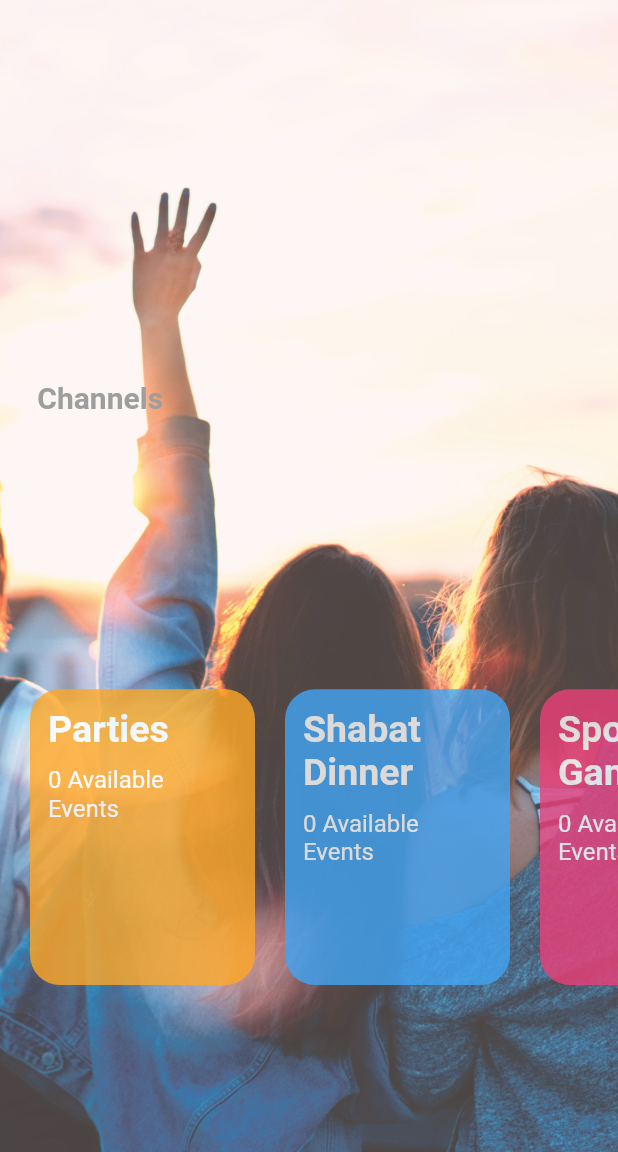
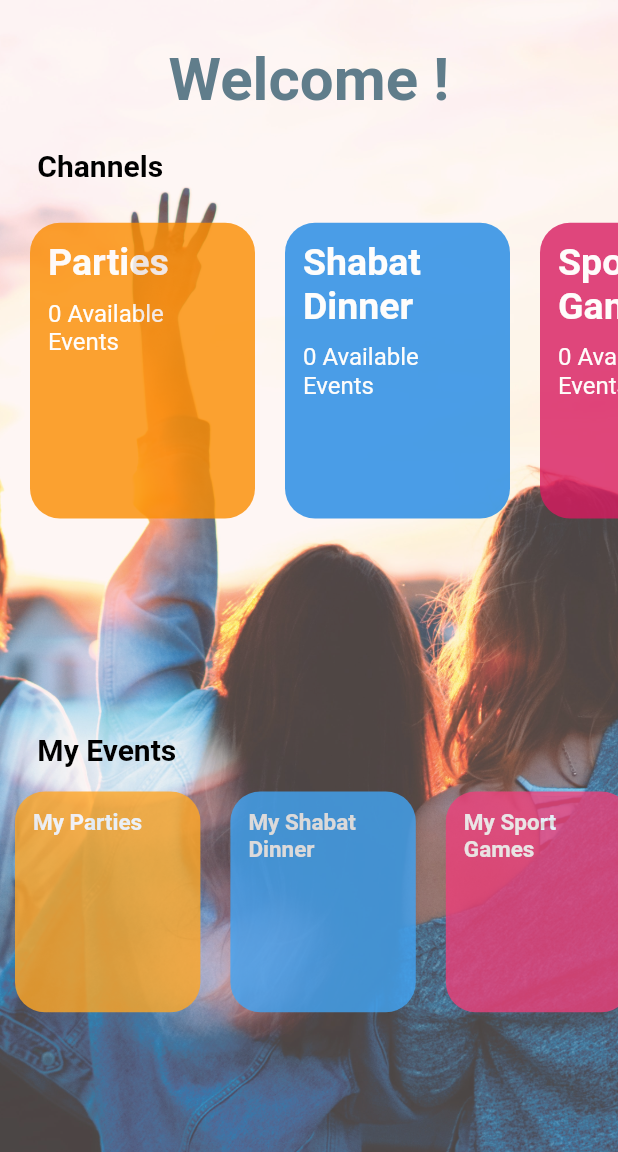
Before and after one commit to yakirza12/BGU-HACK, a Flutter app: the screen it shows once a user with an empty profile is signed in, on a phone screen of 412 x 824 dp, the part 84-1236 px from its top. Run offline on Flutter 3.47's test engine with Material 2 defaults, Android fonts, the phone set to English and light mode, and no system bars; our stand-ins replace cloud_firestore, datetime_picker_formfield, firebase_auth; accounts and stored records are empty; Roboto replaces fonts that are missing (CaviarDreams).

Commit message:
Added user events visibility

```diff
--- a/soci_meet/lib/screens/home/home.dart
+++ b/soci_meet/lib/screens/home/home.dart
@@ -3,6 +3,7 @@
 import 'package:socimeet/constants.dart';
 import 'package:socimeet/models/user.dart';
 import 'package:socimeet/screens/events/Event.dart';
+import 'package:socimeet/screens/events/myEventsWidget.dart';
 import 'package:socimeet/services/auth.dart';
 import 'package:socimeet/screens/home/HomeManagment.dart';
 import 'package:flutter/material.dart';
@@ -38,9 +39,6 @@ class _HomeState extends State<Home> {
 
   final AuthService _auth = AuthService();
 
-  /// userEventList contains the events which the user is currently subscribed to
-  static List<Event> userEventsList = [];
-
   /// uList is a map. key = channelName, value = list of subscribed users
   static Map<String, User> ulist = {};
 
@@ -53,27 +51,8 @@ class _HomeState extends State<Home> {
       Channel(channelName: "Sport Games", users: ulist, events: userEventsList);
   static List<Channel> arrayChannels = [parties, shabatDinner, sport];
 
-  /// _buildEventsList is used to get the events from firebase
-  ///
-  ///  Here userEventsList will be filled accordingly
-  void _buildEventsList(BuildContext context, List<DocumentSnapshot> snapshot,
-      User user, String channelName) {
-    userEventsList.addAll(snapshot.map((data) {
-      final Event event = Event.fromSnapshot(data);
-      print("this is event " + event.toString());
-      return event;
-    }).toList());
-    print("\n\n\nThis is the userEvent list len\n" +
-        userEventsList.length.toString());
-    for (int i = 0; i < userEventsList.length; i++) {
-      if (user.userEventsIdMap[channelName] != null &&
-          !user.userEventsIdMap[channelName]
-              .contains(userEventsList[i].eventId)) {
-        userEventsList.remove(userEventsList[i]);
-        i--;
-      }
-    }
-  }
+  /// userEventList contains the events which the user is currently subscribed to
+  static List<Event> userEventsList = [];
 
   @override
   Widget build(BuildContext context) {
@@ -110,7 +89,8 @@ class _HomeState extends State<Home> {
                       label: Text("Out")),
                 ],
               ),
-              body: Container(
+              body:
+              Container(
                 height: size.height,
                 decoration: BoxDecoration(
                   color: Color(0xFFFFCCBF),
@@ -126,13 +106,24 @@ class _HomeState extends State<Home> {
                   crossAxisAlignment: CrossAxisAlignment.stretch,
                   children: <Widget>[
                     SizedBox(
+                      height: 20,
+                    ),
+                    Text(
+                      "Welcome "+ _user.first_name+"!",
+                      textAlign: TextAlign.center,
+                      style: TextStyle(
+                          color: Colors.blueGrey,
+                          fontWeight: FontWeight.bold,
+                          fontSize: 40),
+                    ),
+                    SizedBox(
                       height: 10,
                     ),
                     Text(
                       "     Channels",
                       textAlign: TextAlign.left,
                       style: TextStyle(
-                          color: Colors.grey,
+                          color: Colors.black,
                           fontWeight: FontWeight.bold,
                           fontSize: 20),
                     ),
@@ -148,105 +139,34 @@ class _HomeState extends State<Home> {
                         width: size.width,
                         alignment: Alignment.topCenter,
                         height: channelHeight,
-                        child: CategoriesScroller(_user, arrayChannels),
+                        child: ChannelsCategoriesScroller(_user, arrayChannels),
                       ),
                     ),
-                      /// Here the userEventsList will be printed as a card to the screen
-                      // TODO needs to be deleted and modified so we won't need to hardcode the channels name and so we won't need to use an expended widget per channel),
-                    // Expanded(
-                    //   child: StreamBuilder<QuerySnapshot>(
-                    //       stream: Firestore.instance
-                    //           .collection('Channels')
-                    //           .document('Parties')
-                    //           .collection('Events')
-                    //           .snapshots(),
-                    //       builder: (context, snapshot) {
-                    //         if (!snapshot.hasData)
-                    //           return LinearProgressIndicator();
-                    //         else {
-                    //           print(
-                    //               "\n\n\nI AM UPDATING THE USER EVENT LIST\n\n\n");
-                    //           _buildEventsList(context, snapshot.data.documents,
-                    //               _user, 'Parties');
-                    //           return ListView.builder(
-                    //               controller: controller,
-                    //               itemCount: userEventsList.length,
-                    //               padding: EdgeInsets.only(top: 0, bottom: 0),
-                    //               physics: BouncingScrollPhysics(),
-                    //               itemBuilder: (context, index) {
-                    //                 double scale = 1.0;
-                    //                 if (topContainer > 0.5) {
-                    //                   scale = index + 0.5 - topContainer;
-                    //                   if (scale < 0) {
-                    //                     scale = 0;
-                    //                   } else if (scale > 1) {
-                    //                     scale = 1;
-                    //                   }
-                    //                 }
-                    //                 return Opacity(
-                    //                     opacity: scale,
-                    //                     child: Transform(
-                    //                       transform: Matrix4.identity()
-                    //                         ..scale(scale, scale),
-                    //                       alignment: Alignment.bottomCenter,
-                    //                       child: Align(
-                    //                         heightFactor: 0.7,
-                    //                         alignment: Alignment.topCenter,
-                    //                         child: ChannelState().cardTemplate(
-                    //                             userEventsList[index]),
-                    //                       ),
-                    //                     ));
-                    //               });
-                    //         }
-                    //       }),
-                    // ),
-                    // Expanded(
-                    //   child: StreamBuilder<QuerySnapshot>(
-                    //       stream: Firestore.instance
-                    //           .collection('Channels')
-                    //           .document('Sport Games')
-                    //           .collection('Events')
-                    //           .snapshots(),
-                    //       builder: (context, snapshot) {
-                    //         if (!snapshot.hasData)
-                    //           return LinearProgressIndicator();
-                    //         else {
-                    //           print(
-                    //               "\n\n\nI AM UPDATING THE USER EVENT LIST\n\n\n");
-                    //           _buildEventsList(context, snapshot.data.documents,
-                    //               _user, 'Shabat Dinner');
-                    //           return ListView.builder(
-                    //               controller: controller,
-                    //               itemCount: userEventsList.length,
-                    //               padding: EdgeInsets.only(top: 0, bottom: 0),
-                    //               physics: BouncingScrollPhysics(),
-                    //               itemBuilder: (context, index) {
-                    //                 double scale = 1.0;
-                    //                 if (topContainer > 0.5) {
-                    //                   scale = index + 0.5 - topContainer;
-                    //                   if (scale < 0) {
-                    //                     scale = 0;
-                    //                   } else if (scale > 1) {
-                    //                     scale = 1;
-                    //                   }
-                    //                 }
-                    //                 return Opacity(
-                    //                     opacity: scale,
-                    //                     child: Transform(
-                    //                       transform: Matrix4.identity()
-                    //                         ..scale(scale, scale),
-                    //                       alignment: Alignment.bottomCenter,
-                    //                       child: Align(
-                    //                         heightFactor: 0.7,
-                    //                         alignment: Alignment.topCenter,
-                    //                         child: ChannelState().cardTemplate(
-                    //                             userEventsList[index]),
-                    //                       ),
-                    //                     ));
-                    //               });
-                    //         }
-                    //       }),
-                    // ),
+                    SizedBox(
+                      height: 100,
+                    ),
+                    Text(
+                      "     My Events",
+                      textAlign: TextAlign.left,
+                      style: TextStyle(
+                          color: Colors.black,
+                          fontWeight: FontWeight.bold,
+                          fontSize: 20),
+                    ),
+                    Flexible(
+                      child:AnimatedOpacity(
+                        duration: const Duration(milliseconds: 200),
+                        opacity: 0.8,
+                        child: AnimatedContainer(
+                          duration: const Duration(milliseconds: 200),
+                          width: size.width,
+                          alignment: Alignment.topCenter,
+                          height: channelHeight,
+                          child: UserEventsCategoriesScroller(_user, arrayChannels),
+                        ),
+                      ),
+                        flex: 5
+                    )
                   ],
                 ),
               ),
@@ -260,11 +180,11 @@ class _HomeState extends State<Home> {
 ///
 /// login_user holds our current user
 /// arrayChannels holds all of our existing channels
-class CategoriesScroller extends StatelessWidget {
+class ChannelsCategoriesScroller extends StatelessWidget {
   final User login_user;
   final List<Channel> arrayChannels;
 
-  const CategoriesScroller(this.login_user,this.arrayChannels);
+  const ChannelsCategoriesScroller(this.login_user, this.arrayChannels);
 
   @override
   Widget build(BuildContext context) {
@@ -286,7 +206,9 @@ class CategoriesScroller extends StatelessWidget {
                         context,
                         MaterialPageRoute(
                             builder: (context) =>
-                                ChannelWidget(login_user, arrayChannels[0]))) /// Creates our channel Widget
+                                ChannelWidget(login_user, arrayChannels[0])))
+
+                    /// Creates our channel Widget
                     // TODO need to change it so we won't hardcode the index of the arrayChannels
                   },
                   child: Container(
@@ -294,7 +216,7 @@ class CategoriesScroller extends StatelessWidget {
                     margin: EdgeInsets.only(right: 20),
                     height: categoryHeight,
                     decoration: BoxDecoration(
-                        color: Colors.orange.shade400,
+                        color: Colors.orange[600],
                         borderRadius: BorderRadius.all(Radius.circular(20.0))),
                     child: Padding(
                       padding: const EdgeInsets.all(12.0),
@@ -313,7 +235,8 @@ class CategoriesScroller extends StatelessWidget {
                           ),
                           Text(
                             arrayChannels[0].events.length.toString() +
-                                " Available Events", // TODO add counter to count existing events in this channel
+                                " Available Events",
+                            // TODO add counter to count existing events in this channel
                             style: TextStyle(fontSize: 16, color: Colors.white),
                           ),
                         ],
@@ -335,7 +258,7 @@ class CategoriesScroller extends StatelessWidget {
                     margin: EdgeInsets.only(right: 20),
                     height: categoryHeight,
                     decoration: BoxDecoration(
-                        color: Colors.blue.shade400,
+                        color: Colors.blue.shade600,
                         borderRadius: BorderRadius.all(Radius.circular(20.0))),
                     child: Container(
                       child: Padding(
@@ -355,7 +278,8 @@ class CategoriesScroller extends StatelessWidget {
                             ),
                             Text(
                               arrayChannels[1].events.length.toString() +
-                                  " Available Events", //TODO add counter to count existing events in channel
+                                  " Available Events",
+                              //TODO add counter to count existing events in channel
                               style:
                                   TextStyle(fontSize: 16, color: Colors.white),
                             ),
@@ -373,14 +297,13 @@ class CategoriesScroller extends StatelessWidget {
                             builder: (context) =>
                                 ChannelWidget(login_user, arrayChannels[2])))
                     // TODO need to change it so we won't hardcode the index of the arrayChannels
-
                   },
                   child: Container(
                     width: 150,
                     margin: EdgeInsets.only(right: 20),
                     height: categoryHeight,
                     decoration: BoxDecoration(
-                        color: Colors.pink.shade400,
+                        color: Colors.pink.shade600,
                         borderRadius: BorderRadius.all(Radius.circular(20.0))),
                     child: Padding(
                       padding: const EdgeInsets.all(12.0),
@@ -399,7 +322,8 @@ class CategoriesScroller extends StatelessWidget {
                           ),
                           Text(
                             arrayChannels[2].events.length.toString() +
-                                " Available Events", //TODO add counter to count existing events in channel
+                                " Available Events",
+                            //TODO add counter to count existing events in channel
                             style: TextStyle(fontSize: 16, color: Colors.white),
                           ),
                         ],
@@ -413,3 +337,189 @@ class CategoriesScroller extends StatelessWidget {
         ));
   }
 }
+
+/// CategoriesScroller to choose from which channel we will display the events on the home screen
+class UserEventsCategoriesScroller extends StatelessWidget {
+  final User login_user;
+  final List<Channel> arrayChannels;
+  ScrollController controller = ScrollController();
+  bool closeTopContainer = false;
+  double topContainer = 0;
+
+  /// userEventList contains the events which the user is currently subscribed to
+  static List<Event> userEventsList = [];
+
+  UserEventsCategoriesScroller(this.login_user, this.arrayChannels);
+
+  @override
+  Widget build(BuildContext context) {
+    final double categoryHeight =
+        MediaQuery.of(context).size.height * 0.30 ;
+    final double categoryWidth = MediaQuery.of(context).size.width * 0.30 ;
+    return SingleChildScrollView(
+        physics: BouncingScrollPhysics(),
+        scrollDirection: Axis.horizontal,
+        child: Container(
+          margin: const EdgeInsets.symmetric(vertical: 10, horizontal: 10),
+          child: FittedBox(
+            fit: BoxFit.fill,
+            alignment: Alignment.topCenter,
+            child: Row(
+              children: <Widget>[
+                GestureDetector(
+                    onTap: () => {
+                          Navigator.push(
+                              context,
+                              MaterialPageRoute(
+                                  builder: (context) => myEventsWidget(
+                                      login_user, arrayChannels[0]))
+
+                              /// Creates the events card which our user subscribes to
+                              // TODO need to change it so we won't hardcode the index of the arrayChannels
+                              )
+                        },
+                    child: Container(
+                      width: categoryWidth,
+                      margin: EdgeInsets.only(right: 20),
+                      height: categoryHeight-100,
+                      decoration: BoxDecoration(
+                          color: Colors.orange[400],
+                          borderRadius:
+                              BorderRadius.all(Radius.circular(20.0))),
+                      child: Padding(
+                        padding: const EdgeInsets.all(12.0),
+                        child: Column(
+                          crossAxisAlignment: CrossAxisAlignment.start,
+                          children: <Widget>[
+                            Text(
+                              ///Box name
+                              "My "+arrayChannels[0].channelName,
+                              style: TextStyle(
+                                  fontSize: 15,
+                                  color: Colors.white,
+                                  fontWeight: FontWeight.bold),
+                            ),
+                          ],
+                        ),
+                      ),
+                    )),
+                GestureDetector(
+                    onTap: () => {
+                    Navigator.push(
+                    context,
+                    MaterialPageRoute(
+                    builder: (context) => myEventsWidget(
+                        login_user, arrayChannels[1])))
+                          // TODO need to change it so we won't hardcode the index of the arrayChannels
+                        },
+                    child: Container(
+                      width: categoryWidth,
+                      margin: EdgeInsets.only(right: 20),
+                      height: categoryHeight - 100,
+                      decoration: BoxDecoration(
+                          color: Colors.blue.shade400,
+                          borderRadius:
+                              BorderRadius.all(Radius.circular(20.0))),
+                      child: Padding(
+                        padding: const EdgeInsets.all(12.0),
+                        child: Column(
+                          crossAxisAlignment: CrossAxisAlignment.start,
+                          children: <Widget>[
+                            Text(
+                              ///Box name
+                              "My "+arrayChannels[1].channelName,
+                              style: TextStyle(
+                                  fontSize: 15,
+                                  color: Colors.white,
+                                  fontWeight: FontWeight.bold),
+                            ),
+                          ],
+                        ),
+                      ),
+                    )),
+                GestureDetector(
+                    onTap: () => {
+                      Navigator.push(
+                          context,
+                          MaterialPageRoute(
+                              builder: (context) => myEventsWidget(
+                                  login_user, arrayChannels[2])))
+                          // TODO need to change it so we won't hardcode the index of the arrayChannels
+                        },
+                    child: Container(
+                      width: categoryWidth,
+                      margin: EdgeInsets.only(right: 20),
+                      height: categoryHeight-100,
+                      decoration: BoxDecoration(
+                          color: Colors.pink.shade400,
+                          borderRadius:
+                              BorderRadius.all(Radius.circular(20.0))),
+                      child: Padding(
+                        padding: const EdgeInsets.all(12.0),
+                        child: Column(
+                          crossAxisAlignment: CrossAxisAlignment.start,
+                          children: <Widget>[
+                            Text(
+                              ///Box name
+                              "My "+arrayChannels[2].channelName,
+                              style: TextStyle(
+                                  fontSize: 15,
+                                  color: Colors.white,
+                                  fontWeight: FontWeight.bold),
+                            ),
+                          ],
+                        ),
+                      ),
+                    )),
+              ],
+            ),
+          ),
+        ));
+  }
+
+//   /// Creates the card that displays events which the user subscribed to per channel
+//   Widget createUserEventCard(double categoryHeight, String channelName) {
+//     return StreamBuilder<QuerySnapshot>(
+//         stream: Firestore.instance
+//             .collection('Channels')
+//             .document(channelName)
+//             .collection('Events')
+//             .snapshots(),
+//         builder: (context, snapshot) {
+//           if (!snapshot.hasData) {
+//             return LinearProgressIndicator();
+//           } else {
+//             _buildEventsList(
+//                 context, snapshot.data.documents, login_user, channelName);
+//             return ListView.builder(
+//                 controller: controller,
+//                 itemCount: userEventsList.length,
+//                 padding: EdgeInsets.only(top: 0, bottom: 0),
+//                 physics: BouncingScrollPhysics(),
+//                 itemBuilder: (context, index) {
+//                   double scale = 1.0;
+//                   if (topContainer > 0.5) {
+//                     scale = index + 0.5 - topContainer;
+//                     if (scale < 0) {
+//                       scale = 0;
+//                     } else if (scale > 1) {
+//                       scale = 1;
+//                     }
+//                   }
+//                   return Opacity(
+//                       opacity: scale,
+//                       child: Transform(
+//                         transform: Matrix4.identity()..scale(scale, scale),
+//                         alignment: Alignment.bottomCenter,
+//                         child: Align(
+//                           heightFactor: 0.7,
+//                           alignment: Alignment.topCenter,
+//                           child: ChannelState()
+//                               .EventcardTemplate(userEventsList[index]),
+//                         ),
+//                       ));
+//                 });
+//           }
+//         });
+//   }
+}
```
Also changed, not shown: soci_meet/lib/screens/events/myEventsWidget.dart (added, +157 -0 lines).
